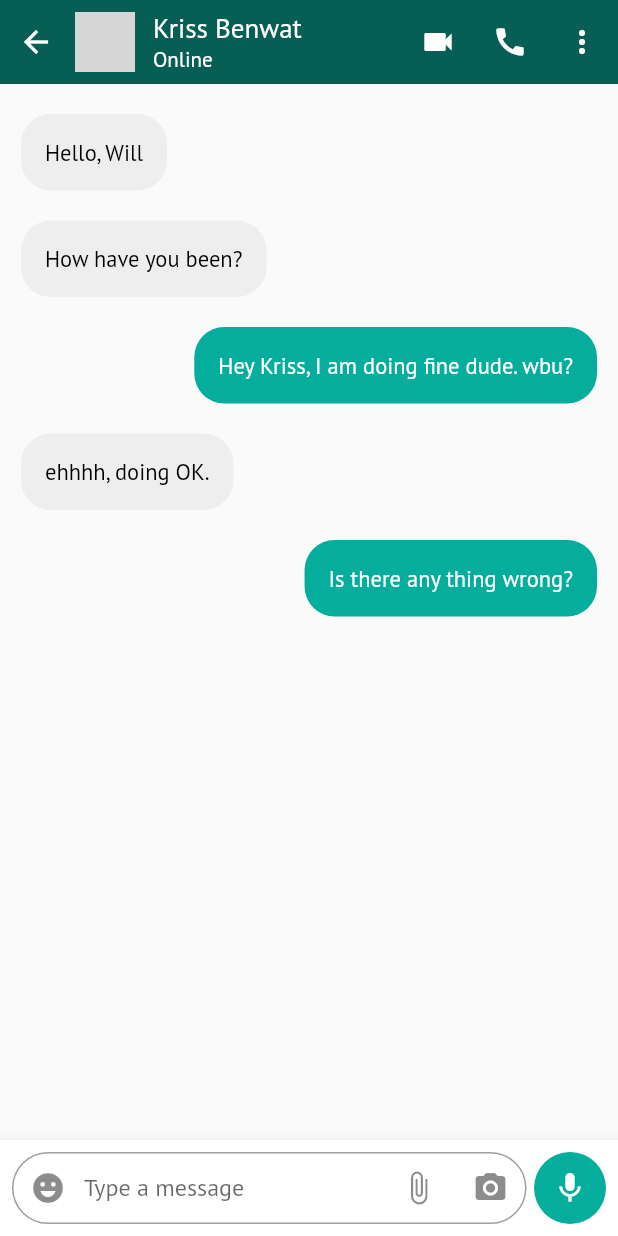
After one commit to kurniawan26/whatsapp_clone, a Flutter app: the ChatDetailScreen screen opened directly, on a phone screen of 412 x 824 dp. The commit adds this screen. Run offline on Flutter 3.47's test engine with Material 2 defaults, Android fonts, the phone set to English and light mode, and no system bars; network calls fail; grey boxes are pictures that could not be loaded.

Commit message:
Add ChatMessage model and update theme

```diff
--- a/lib/components/chat_item.dart
+++ b/lib/components/chat_item.dart
@@ -1,4 +1,5 @@
 import 'package:flutter/material.dart';
+import 'package:whatsapp_clone/screens/detail_chat_screen.dart';
 
 class ChatItem extends StatelessWidget {
   const ChatItem({
@@ -16,7 +17,14 @@ class ChatItem extends StatelessWidget {
 
   @override
   Widget build(BuildContext context) {
-    return Column(
+    return GestureDetector(
+      onTap: () {
+        Navigator.push(
+          context,
+          MaterialPageRoute(builder: (context) => const ChatDetailScreen()),
+        );
+      },
+      child: Column(
         children: [
           Row(
             mainAxisAlignment: MainAxisAlignment.spaceBetween,
@@ -68,6 +76,7 @@ class ChatItem extends StatelessWidget {
             height: 20,
           ),
         ],
+      ),
     );
   }
 }
--- a/lib/main.dart
+++ b/lib/main.dart
@@ -60,7 +60,7 @@ class _WhatsappCloneState extends State<WhatsappClone>
     }
 
     return MaterialApp(
-      theme: ThemeData(primarySwatch: Colors.green, fontFamily: 'PTSans'),
+      theme: ThemeData(fontFamily: 'PTSans'),
       home: DefaultTabController(
         initialIndex: _currentIndex,
         length: 4,
--- /dev/null
+++ b/lib/models/chat_message_modal.dart
@@ -0,0 +1,5 @@
+class ChatMessage {
+  String messageContent;
+  String messageType;
+  ChatMessage({required this.messageContent, required this.messageType});
+}
--- /dev/null
+++ b/lib/screens/detail_chat_screen.dart
@@ -0,0 +1,181 @@
+import 'package:flutter/material.dart';
+import 'package:whatsapp_clone/models/chat_message_modal.dart';
+
+class ChatDetailScreen extends StatefulWidget {
+  const ChatDetailScreen({super.key});
+
+  @override
+  State<ChatDetailScreen> createState() => _ChatDetailScreenState();
+}
+
+class _ChatDetailScreenState extends State<ChatDetailScreen> {
+  @override
+  Widget build(BuildContext context) {
+    List<ChatMessage> messages = [
+      ChatMessage(messageContent: "Hello, Will", messageType: "receiver"),
+      ChatMessage(
+          messageContent: "How have you been?", messageType: "receiver"),
+      ChatMessage(
+          messageContent: "Hey Kriss, I am doing fine dude. wbu?",
+          messageType: "sender"),
+      ChatMessage(messageContent: "ehhhh, doing OK.", messageType: "receiver"),
+      ChatMessage(
+          messageContent: "Is there any thing wrong?", messageType: "sender"),
+    ];
+
+    return Scaffold(
+        bottomNavigationBar: BottomAppBar(
+            child: Container(
+          decoration: const BoxDecoration(
+            color: Colors.transparent,
+          ),
+          child: Padding(
+            padding: const EdgeInsets.all(8.0),
+            child: Row(
+              children: <Widget>[
+                Expanded(
+                  child: TextField(
+                    cursorColor: Colors.white,
+                    decoration: InputDecoration(
+                      prefixIcon: const Padding(
+                        padding:
+                            EdgeInsets.symmetric(vertical: 5, horizontal: 10),
+                        child: SizedBox(
+                            height: 4, child: Icon(Icons.emoji_emotions)),
+                      ),
+                      suffixIcon: Row(
+                        mainAxisAlignment:
+                            MainAxisAlignment.spaceBetween, // added line
+                        mainAxisSize: MainAxisSize.min, // added line
+                        children: <Widget>[
+                          IconButton(
+                            icon: const Icon(Icons.attach_file),
+                            onPressed: () {},
+                          ),
+                          IconButton(
+                            icon: const Icon(Icons.photo_camera),
+                            onPressed: () {},
+                          ),
+                        ],
+                      ),
+                      contentPadding: const EdgeInsets.symmetric(
+                          vertical: 5, horizontal: 10),
+                      hintText: "Type a message",
+                      border: OutlineInputBorder(
+                        borderRadius: BorderRadius.circular(50),
+                      ),
+                    ),
+                  ),
+                ),
+                const SizedBox(
+                  width: 5,
+                ),
+                Container(
+                  decoration: const BoxDecoration(
+                    shape: BoxShape.circle,
+                    color: Color(0xFF04AD9C),
+                  ),
+                  child: IconButton(
+                    onPressed: () {},
+                    icon: const Icon(
+                      Icons.mic,
+                      color: Colors.white,
+                    ),
+                  ),
+                )
+              ],
+            ),
+          ),
+        )),
+        appBar: AppBar(
+          elevation: 0,
+          backgroundColor: const Color(0xFF075E54),
+          automaticallyImplyLeading: false,
+          flexibleSpace: SafeArea(
+              child: Row(
+            children: <Widget>[
+              IconButton(
+                  onPressed: () {
+                    Navigator.pop(context);
+                  },
+                  icon: const Icon(Icons.arrow_back),
+                  color: Colors.white),
+              const SizedBox(
+                width: 2,
+              ),
+              const CircleAvatar(
+                backgroundImage: NetworkImage(
+                    "https://randomuser.me/api/portraits/men/1.jpg"),
+                maxRadius: 20,
+              ),
+              const SizedBox(
+                width: 12,
+              ),
+              const Expanded(
+                  child: Column(
+                crossAxisAlignment: CrossAxisAlignment.start,
+                mainAxisAlignment: MainAxisAlignment.center,
+                children: <Widget>[
+                  Text(
+                    "Kriss Benwat",
+                    style: TextStyle(fontSize: 18, color: Colors.white),
+                  ),
+                  Text(
+                    'Online',
+                    style: TextStyle(fontSize: 14, color: Colors.white),
+                  )
+                ],
+              )),
+              IconButton(
+                  onPressed: () {},
+                  icon: const Icon(Icons.videocam),
+                  color: Colors.white),
+              IconButton(
+                  onPressed: () {},
+                  icon: const Icon(Icons.call),
+                  color: Colors.white),
+              IconButton(
+                  onPressed: () {},
+                  icon: const Icon(Icons.more_vert),
+                  color: Colors.white),
+            ],
+          )),
+        ),
+        body: SingleChildScrollView(
+          child: Stack(children: <Widget>[
+            ListView.builder(
+                itemCount: messages.length,
+                shrinkWrap: true,
+                padding: const EdgeInsets.only(top: 10, bottom: 10),
+                physics: const NeverScrollableScrollPhysics(),
+                itemBuilder: (context, index) {
+                  return Container(
+                    padding: const EdgeInsets.only(
+                        left: 14, right: 14, top: 10, bottom: 10),
+                    child: Align(
+                      alignment: (messages[index].messageType == "receiver"
+                          ? Alignment.topLeft
+                          : Alignment.topRight),
+                      child: Container(
+                        decoration: BoxDecoration(
+                          borderRadius: BorderRadius.circular(20),
+                          color: (messages[index].messageType == "receiver"
+                              ? Colors.grey.shade200
+                              : const Color(0xFF04AD9C)),
+                        ),
+                        padding: const EdgeInsets.all(16),
+                        child: Text(messages[index].messageContent,
+                            style: TextStyle(
+                                fontSize: 15,
+                                color:
+                                    (messages[index].messageType == 'receiver'
+                                        ? Colors.black
+                                        : Colors.white))),
+                      ),
+                    ),
+                  );
+                }),
+          ]),
+        ));
+  }
+}
```
Lines whose indentation alone changed are shown as unchanged.
